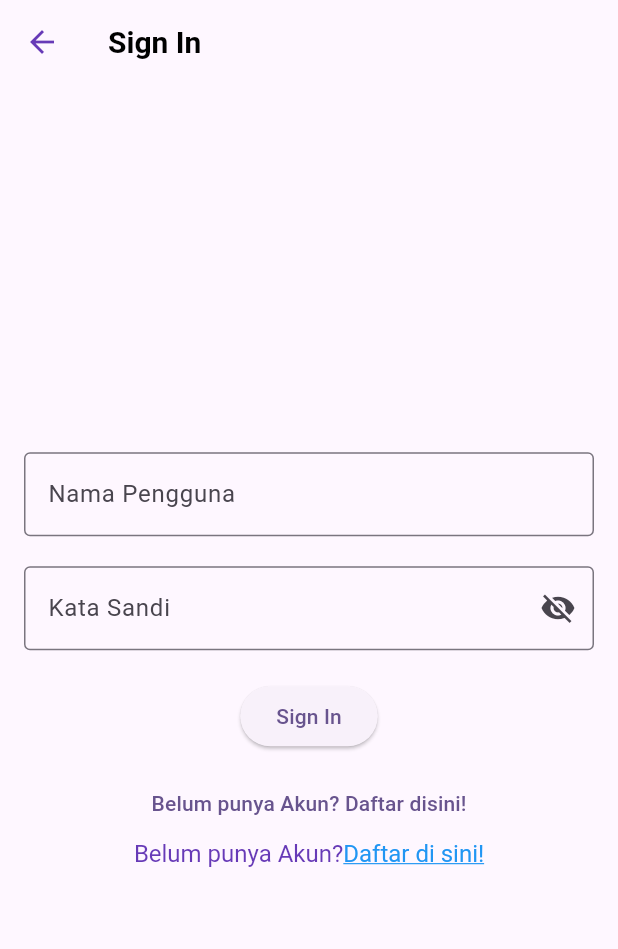
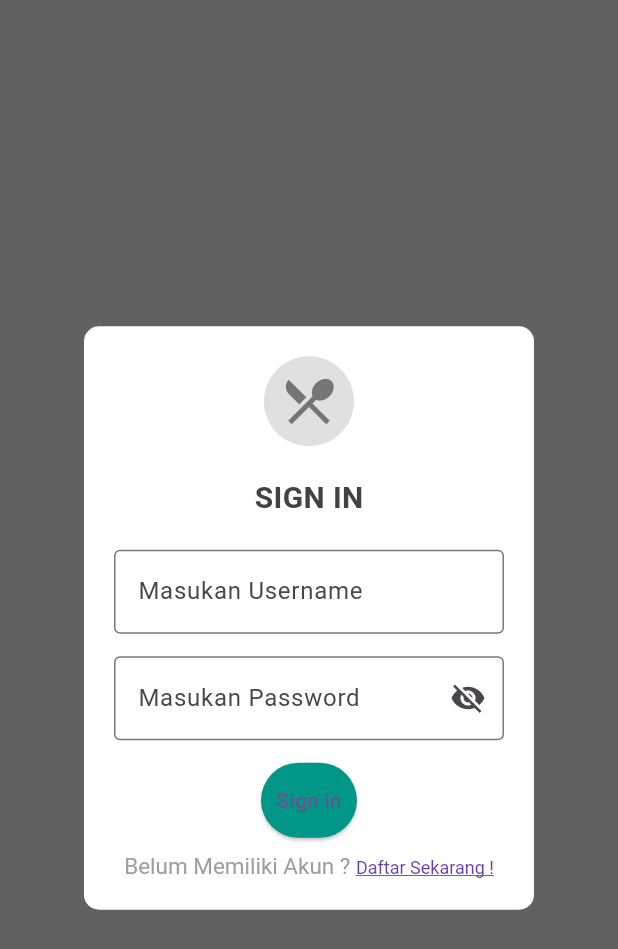
Before and after one commit to mangjaki/resep_makanan_k6, a Flutter app: the SignInScreen screen opened directly, on a phone screen of 412 x 824 dp. Shown: the top 949 px of the screen. Run offline on Flutter 3.47's test engine with Material 3 defaults, Android fonts, the phone set to English and light mode, and no system bars; our stand-ins replace cached_network_image, shared_preferences; accounts and stored records are empty.

Commit message:
update sign screen
mengubah tampilan sig in screen dan menambahkan fungsi-fungsi yang di butuhkan oleh sign in sendiri

```diff
--- a/resep_makanan/lib/main.dart
+++ b/resep_makanan/lib/main.dart
@@ -1,6 +1,7 @@
 import 'package:flutter/material.dart';
 import 'package:resep_makanan/screens/home_screen.dart';
 import 'package:resep_makanan/screens/search_screen.dart';
+import 'package:resep_makanan/screens/sign_in_screen.dart';
 import 'package:resep_makanan/screens/sign_up_screen.dart';
 
 void main() {
@@ -30,7 +31,8 @@ class MyApp extends StatelessWidget {
         useMaterial3: true,
       ),
       //home: HomeScreen(),
-      home: MainScreen(),
+      //home: MainScreen(),
+      home: SignInScreen(),
     );
   }
 }
--- a/resep_makanan/lib/screens/sign_in_screen.dart
+++ b/resep_makanan/lib/screens/sign_in_screen.dart
@@ -15,9 +15,9 @@ class _SignInScreenState extends State<SignInScreen> {
 
   final TextEditingController _passwordController = TextEditingController();
 
-  final String _errorText = '';
+  String _errorText = '';
 
-  final bool _isSignedIn = false;
+  bool _isSignedIn = false;
 
   bool _obscurePassword = true;
 
@@ -28,38 +28,86 @@ class _SignInScreenState extends State<SignInScreen> {
     final String enteredUsername = _usernameController.text.trim();
     final String enteredPassword = _passwordController.text.trim();
 
+    if(enteredUsername.isEmpty || enteredPassword.isEmpty){
+      setState(() {
+        _errorText = 'Username dan Password Wajib diisi!';
+      });
+      return;
+    }
+
+    if(savedUsername.isEmpty || savedPassword.isEmpty){
+      setState(() {
+        _errorText = 'Pengguna belum terdaftar. Silakan daftar terlebih dahulu!';
+      });
+      return;
+    }
+
+    if (enteredUsername == savedUsername && enteredPassword == savedPassword){
+      setState(() {
+        _errorText = '';
+        _isSignedIn = true;
+        prefs
+        .setBool('isSignedIn', true);
+      });
+      WidgetsBinding.instance.addPostFrameCallback((_){
+        Navigator.pushReplacementNamed(context, '/');
+      });
+    }else{
+      setState(() {
+        _errorText = 'Username atau Password Salah!';
+      });
+    }
   }
 
   @override
   Widget build(BuildContext context) {
     return Scaffold(
-      // TODO: 2. Pasang AppBar
-      appBar: AppBar(title: const Text('Sign In'),),
-      // TODO: 3. Pasang Body
+      backgroundColor: Colors.grey[700], // Warna latar belakang
       body: Center(
-        child: SingleChildScrollView(
         child: Padding(
-            padding: const EdgeInsets.all(16),
+          padding: const EdgeInsets.symmetric(horizontal: 20.0),
+          child: Container(
+            padding: const EdgeInsets.all(20.0),
+            decoration: BoxDecoration(
+              color: Colors.white,
+              borderRadius: BorderRadius.circular(10.0),
+            ),
+            width: 300,
             child: Form(
               child: Column(
-                  // TODO: 4. Atur mainAxisAlignment dan crossAxisAlignment
-                  mainAxisAlignment: MainAxisAlignment.center,
-                  crossAxisAlignment: CrossAxisAlignment.center,
+                mainAxisSize: MainAxisSize.min,
                 children: [
-                    // TODO: 5. Pasang TextFormField nama pengguna
+                  CircleAvatar(
+                    radius: 30,
+                    backgroundColor: Colors.grey[300],
+                    child: Icon(
+                      Icons.restaurant_menu,
+                      color: Colors.grey[600],
+                      size: 40,
+                    ),
+                  ),
+                  const SizedBox(height: 20),
+                  Text(
+                    "SIGN IN",
+                    style: TextStyle(
+                      fontSize: 20,
+                      fontWeight: FontWeight.bold,
+                      color: Colors.grey[800],
+                    ),
+                  ),
+                  const SizedBox(height: 20),
                   TextFormField(
                     controller: _usernameController,
                     decoration: const InputDecoration(
-                        labelText: "Nama Pengguna",
+                      labelText: "Masukan Username",
                       border: OutlineInputBorder(),
                     ),
                   ),
-                    // TODO: 6. Pasang TextFormField Kata Sandi
-                    const SizedBox(height: 20),
+                  const SizedBox(height: 15),
                   TextFormField(
                     controller: _passwordController,
                     decoration: InputDecoration(
-                        labelText: "Kata Sandi",
+                      labelText: "Masukan Password",
                       errorText: _errorText.isNotEmpty ? _errorText : null,
                       border: const OutlineInputBorder(),
                       suffixIcon: IconButton(
@@ -69,43 +117,53 @@ class _SignInScreenState extends State<SignInScreen> {
                             });
                           },
                           icon: Icon(
-                            _obscurePassword ? Icons.visibility_off
+                            _obscurePassword
+                                ? Icons.visibility_off
                                 : Icons.visibility,
-                          ),),
+                          ),
+                      ),
                     ),
                     obscureText: _obscurePassword,
                   ),
-                    // TODO: 7. Pasang ElevatedButton Sign In
-                    const SizedBox(height: 20),
+                  const SizedBox(height: 15),
                   ElevatedButton(
-                        onPressed: (){},
-                        child: const Text('Sign In')),
-                    // TODO: 8. PASANG TextButton Sign Up
+                      onPressed: () {
+                        // Tambahkan aksi "Sign in"
+                      },
+                      style: ElevatedButton.styleFrom(
+                        backgroundColor: Colors.teal,
+                        padding: const EdgeInsets.symmetric(vertical: 15),
+                      ),
+                      child: const Text("Sign in"),
+                  ),
                   const SizedBox(height: 10),
-                    TextButton(
-                        onPressed: (){},
-                        child: const Text('Belum punya Akun? Daftar disini!')),
                   RichText(
                     text: TextSpan(
-                          text: 'Belum punya Akun?',
-                          style: const TextStyle(fontSize: 16, color: Colors.deepPurple),
+                      text: 'Belum Memiliki Akun ? ',
+                      style:
+                        const TextStyle(
+                          fontSize: 15,
+                          color: Colors.grey,
+                        ),
                       children: <TextSpan>[
                         TextSpan(
-                              text: 'Daftar di sini!',
+                          text: 'Daftar Sekarang !',
                           style: const TextStyle(
-                                  color: Colors.blue,
+                            color: Colors.deepPurple,
                             decoration: TextDecoration.underline,
-                                  fontSize: 16
+                            fontSize: 12
                           ),
                           recognizer: TapGestureRecognizer()
                             ..onTap = () {
-                                  Navigator.pushNamed(context, '/signup');
+                            Navigator.pushNamed(context, '/SignUpScreen');
                             },
+                        )
+                      ]
+                    )
+                  )
+                ],
               ),
-                          ],
-                        ))
-                  ],
-                )),
+            ),
           ),
         ),
       ),
```
Lines whose indentation alone changed are shown as unchanged.
